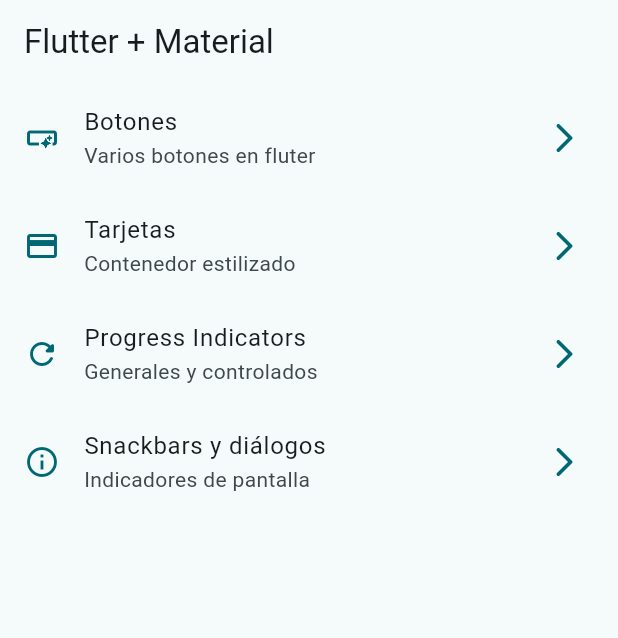
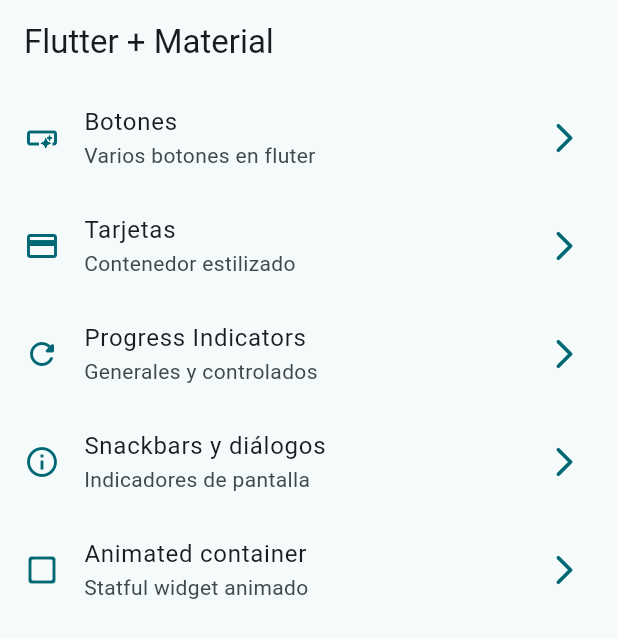
Before and after one commit to erivas17/fl_widgets_app, a Flutter app: the screen it shows after launch, on a phone screen of 412 x 824 dp. Shown: the top 638 px of the screen. Run offline on Flutter 3.47's test engine with Material 2 defaults, Android fonts, the phone set to English and light mode, and no system bars; our stand-ins replace go_router.

Commit message:
animated terminado

```diff
--- a/lib/config/menu/menu_items.dart
+++ b/lib/config/menu/menu_items.dart
@@ -34,4 +34,9 @@ const appMenuItems = <MenuItem>[
       subTittle: 'Indicadores de pantalla',
       url: '/snackbars',
       icon: Icons.info_outline),
+  MenuItem(
+      tittle: 'Animated container',
+      subTittle: 'Statful widget animado',
+      url: '/animated',
+      icon: Icons.check_box_outline_blank_rounded),
 ];
--- a/lib/config/router/app_router.dart
+++ b/lib/config/router/app_router.dart
@@ -1,4 +1,5 @@
 import 'package:go_router/go_router.dart';
+import 'package:widgets_app/presentation/screens/animated/animated_screen.dart';
 import 'package:widgets_app/presentation/screens/buttons/buttons_screen.dart';
 import 'package:widgets_app/presentation/screens/buttons/cards/cards_screen.dart';
 import 'package:widgets_app/presentation/screens/home/home_screen.dart';
@@ -39,5 +40,11 @@ final GoRouter appRouter = GoRouter(
         return const SnackbarScreen();
       },
     ),
+    GoRoute(
+      path: '/animated',
+      builder: (context, GoRouterState state) {
+        return const AnimatedScreen();
+      },
+    ),
   ],
 );
```
Also changed, not shown: lib/presentation/screens/animated/animated_screen.dart (+43 -2 lines).
